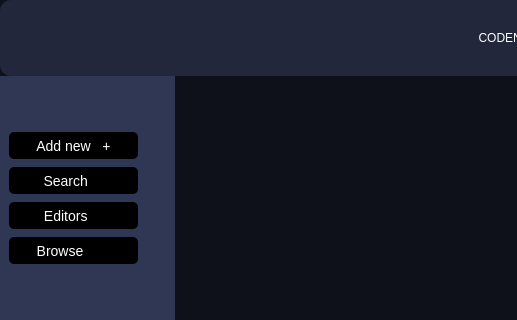
This is mainwindow.ui in Deatrax/codenheimer as Qt 5 draws it before an edit; both pictures show x 0 to 517 and y 0 to 320 of the 1041 by 683 pixel window. The edited form follows.
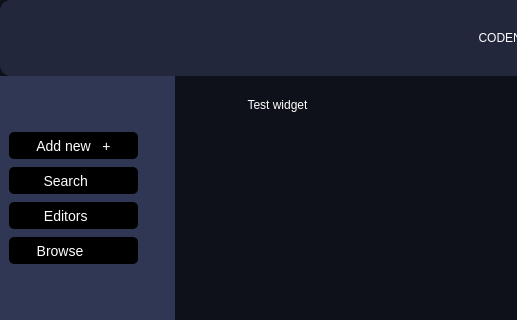
This is the edited form. The open tabs and pages were chosen to show the change.

Commit message: completed part 1 that is (made the ui, colour, font ) still missing vital data varables like lineno, filename etc etc and closing branch

What changed in the file:
```diff
--- a/mainwindow.ui
+++ b/mainwindow.ui
@@ -620,6 +620,40 @@
             <string>Browse page</string>
            </property>
           </widget>
+          <widget class="QGroupBox" name="testbox">
+           <property name="geometry">
+            <rect>
+             <x>70</x>
+             <y>20</y>
+             <width>751</width>
+             <height>271</height>
+            </rect>
+           </property>
+           <property name="styleSheet">
+            <string notr="true"/>
+           </property>
+           <property name="title">
+            <string>Test widget</string>
+           </property>
+           <layout class="QVBoxLayout" name="verticalLayout_5">
+            <item>
+             <widget class="QFrame" name="frame">
+              <property name="maximumSize">
+               <size>
+                <width>1</width>
+                <height>1</height>
+               </size>
+              </property>
+              <property name="frameShape">
+               <enum>QFrame::StyledPanel</enum>
+              </property>
+              <property name="frameShadow">
+               <enum>QFrame::Raised</enum>
+              </property>
+             </widget>
+            </item>
+           </layout>
+          </widget>
          </widget>
          <widget class="QWidget" name="settingsPage">
           <widget class="QLabel" name="label_4">
```
Left out of the diff: 2 changed lines with no effect on the pictures. The commit also changes 7 other files.
